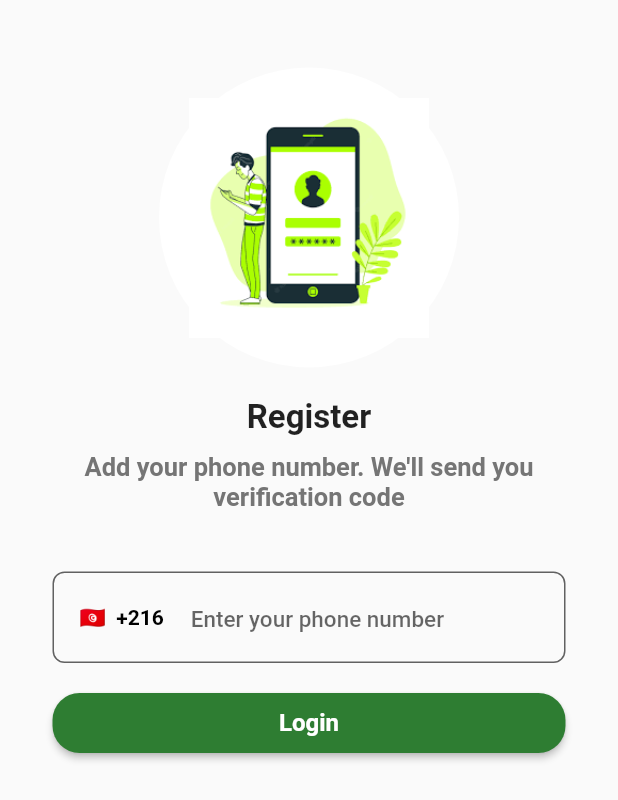
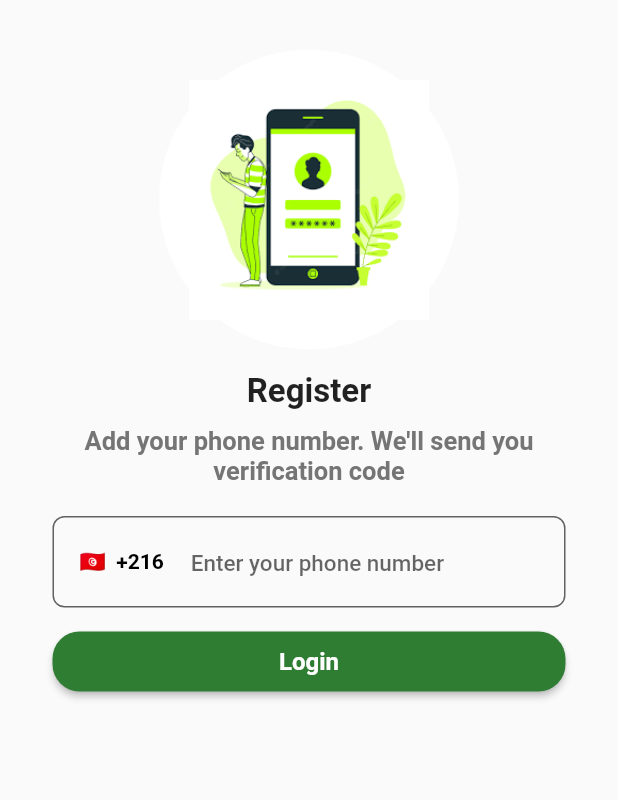
Before and after one commit to omarzouaoui/PhoneAuth, a Flutter app: the RegisterScreen screen opened directly, on a phone screen of 412 x 824 dp. Shown: the top 800 px of the screen. Run offline on Flutter 3.47's test engine with Material 2 defaults, Android fonts, the phone set to English and light mode, and no system bars; our stand-ins replace country_picker.

```diff
--- a/phone_auth/lib/screens/register_screen.dart
+++ b/phone_auth/lib/screens/register_screen.dart
@@ -34,7 +34,8 @@ class _RegisterScreenState extends State<RegisterScreen> {
     );
 
     return Scaffold(
-      body: SafeArea(
+      body: SingleChildScrollView(
+        child: SafeArea(
           child: Center(
             child: Padding(
               padding: const EdgeInsets.symmetric(vertical: 25, horizontal: 35),
@@ -42,7 +43,7 @@ class _RegisterScreenState extends State<RegisterScreen> {
                 // mainAxisAlignment: MainAxisAlignment.center,
                 children: [
 
-                const SizedBox(height: 20.0,),
+                  const SizedBox(height: 8.0,),
 
                   Container(
                     width: 200,
@@ -57,7 +58,7 @@ class _RegisterScreenState extends State<RegisterScreen> {
                       ),
                   ),
 
-                const SizedBox(height: 20.0,),
+                  const SizedBox(height: 15.0,),
 
                   const Text(
                     "Register",
@@ -79,7 +80,7 @@ class _RegisterScreenState extends State<RegisterScreen> {
                     textAlign: TextAlign.center,
                   ),
 
-                const SizedBox(height: 40,),
+                  const SizedBox(height: 20,),
 
                   TextFormField(
                     cursorColor: Colors.green,
@@ -116,7 +117,7 @@ class _RegisterScreenState extends State<RegisterScreen> {
                             showCountryPicker(
                               context: context,
                               countryListTheme: const CountryListThemeData(
-                              bottomSheetHeight: 505,
+                                bottomSheetHeight: 700,
                               ),
                               onSelect: (value) {
                                 setState(() {
@@ -136,7 +137,8 @@ class _RegisterScreenState extends State<RegisterScreen> {
                       ),
                     ),
                   ),
-                const SizedBox(height: 20,),
+
+                  const SizedBox(height: 16.0,),
 
                   SizedBox(
                     width: double.infinity,
@@ -152,6 +154,7 @@ class _RegisterScreenState extends State<RegisterScreen> {
               )
             )
           )
+        ),
       )
     );
   }
--- a/phone_auth/pubspec.yaml
+++ b/phone_auth/pubspec.yaml
@@ -37,6 +37,10 @@ dependencies:
   # Use with the CupertinoIcons class for iOS style icons.
   cupertino_icons: ^1.0.2
   country_picker: ^2.0.19
+  firebase_core: ^2.4.1
+  firebase_auth: ^4.2.5
+  cloud_firestore: ^4.3.1
+  firebase_storage: ^11.0.10
 
 dev_dependencies:
   flutter_test:
```
Also changed, not shown: phone_auth/pubspec.lock, 3 other files. Lines whose indentation alone changed are shown as unchanged.
